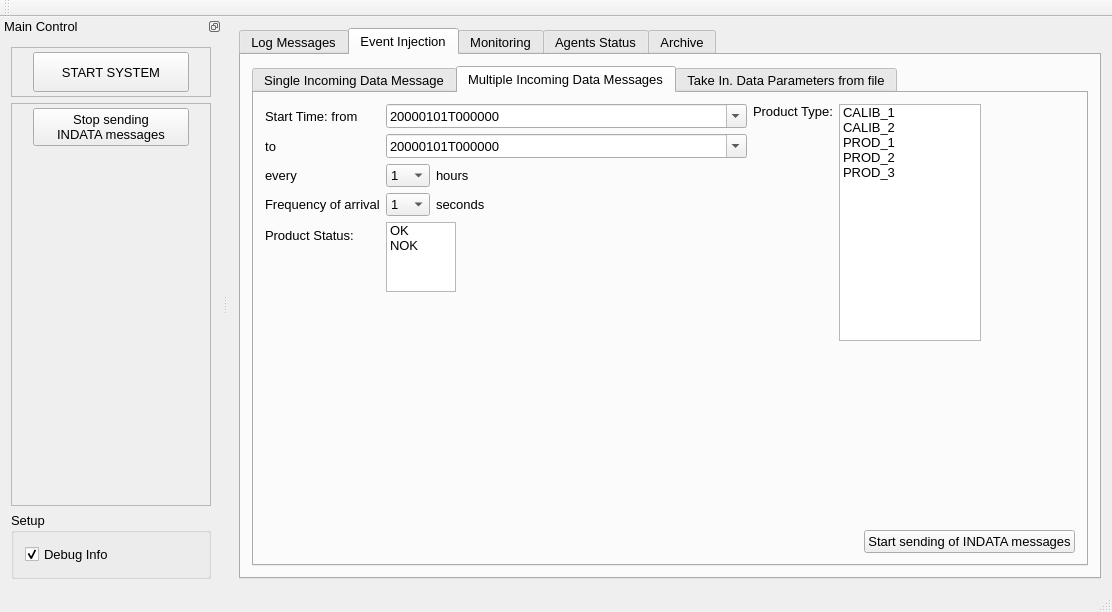
Old version of the form qpfhmi/mainwindow.ui in the repository aardalath/qpf.
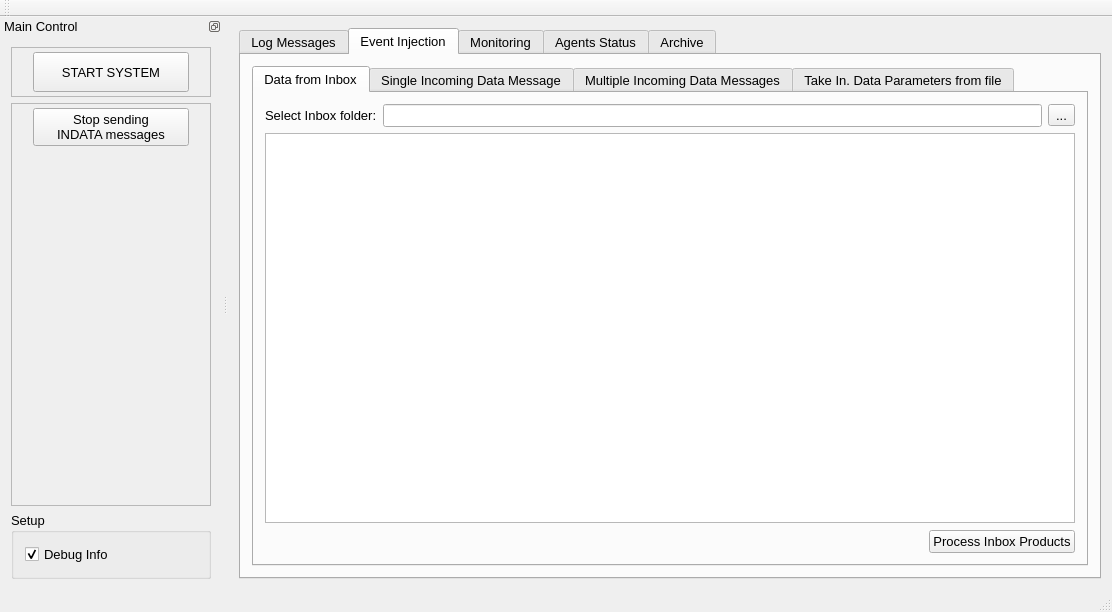
New version of the form. The open tabs and pages were chosen to show the change.

Commit message: New functionality to process products from an inbox path

What changed in the file:
```diff
--- a/qpfhmi/mainwindow.ui
+++ b/qpfhmi/mainwindow.ui
@@ -62,8 +62,76 @@
            <number>-1</number>
           </property>
           <property name="currentIndex">
-           <number>1</number>
+           <number>0</number>
           </property>
+          <widget class="QWidget" name="tabpgInputsFromInbox">
+           <attribute name="title">
+            <string>Data from Inbox</string>
+           </attribute>
+           <layout class="QVBoxLayout" name="verticalLayout_16" stretch="1,10000,10,1">
+            <item>
+             <layout class="QHBoxLayout" name="horizontalLayout_16">
+              <item>
+               <widget class="QLabel" name="label_24">
+                <property name="text">
+                 <string>Select Inbox folder:</string>
+                </property>
+               </widget>
+              </item>
+              <item>
+               <widget class="QLineEdit" name="edInboxPath"/>
+              </item>
+              <item>
+               <widget class="QToolButton" name="btnSelectInboxPath">
+                <property name="text">
+                 <string>...</string>
+                </property>
+               </widget>
+              </item>
+             </layout>
+            </item>
+            <item>
+             <widget class="QListView" name="listInboxProducts"/>
+            </item>
+            <item>
+             <spacer name="verticalSpacer_4">
+              <property name="orientation">
+               <enum>Qt::Vertical</enum>
+              </property>
+              <property name="sizeHint" stdset="0">
+               <size>
+                <width>20</width>
+                <height>173</height>
+               </size>
+              </property>
+             </spacer>
+            </item>
+            <item>
+             <layout class="QHBoxLayout" name="horizontalLayout_21">
+              <item>
+               <spacer name="horizontalSpacer_17">
+                <property name="orientation">
+                 <enum>Qt::Horizontal</enum>
+                </property>
+                <property name="sizeHint" stdset="0">
+                 <size>
+                  <width>40</width>
+                  <height>20</height>
+                 </size>
+                </property>
+               </spacer>
+              </item>
+              <item>
+               <widget class="QPushButton" name="btnProcessInbox">
+                <property name="text">
+                 <string>Process Inbox Products</string>
+                </property>
+               </widget>
+              </item>
+             </layout>
+            </item>
+           </layout>
+          </widget>
           <widget class="QWidget" name="tabpgSingleInData">
            <attribute name="title">
             <string>Single Incoming Data Message</string>
```
Left out of the diff: 4 changed lines with no effect on the pictures. The commit also changes 2 other files.
